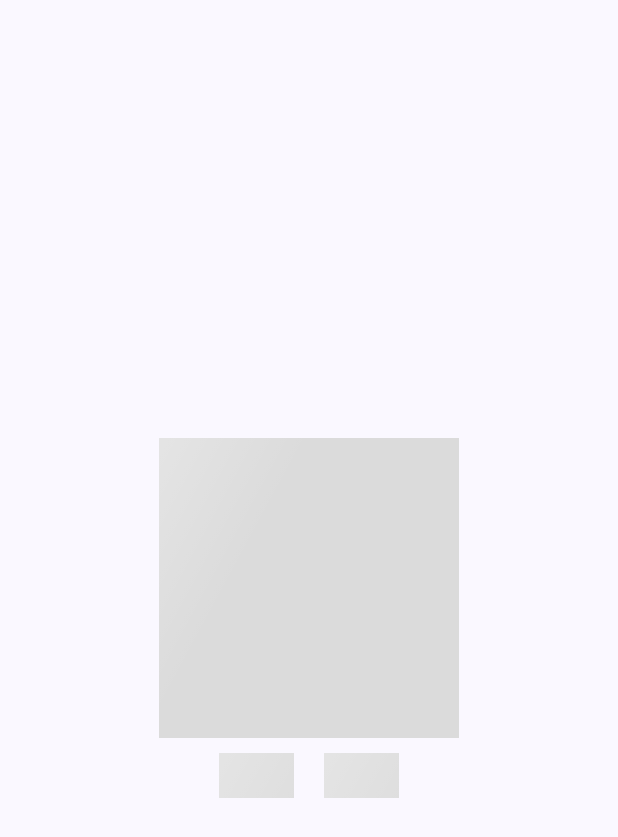
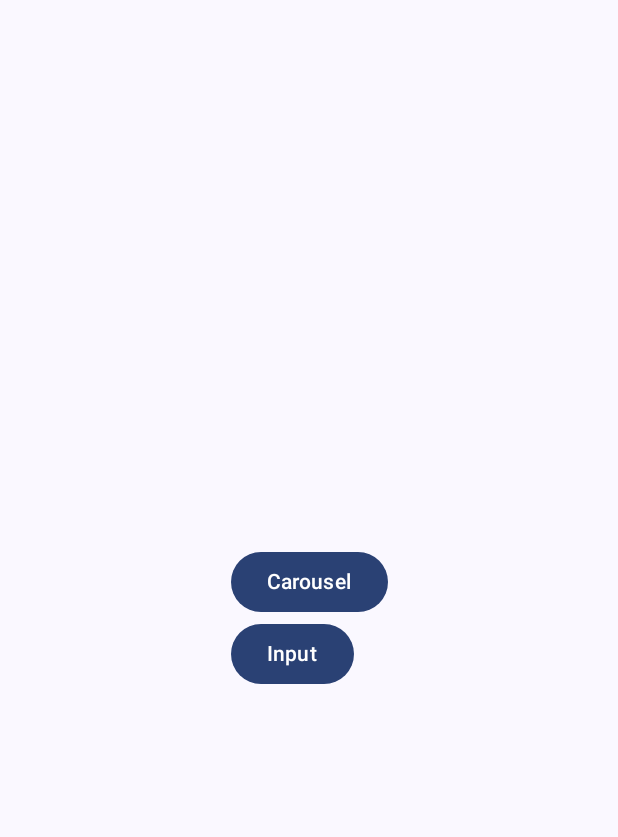
Before and after one commit to gupta-shrinath/PawPics, an Android app built with Jetpack Compose: the screen it shows after launch (MainActivity), on a phone screen of 412 x 824 dp. Shown: the top 837 px of the screen. Run offline under Robolectric (Android 15) with nearby library versions, the phone set to English and light mode, and no system bars; our stand-ins replace Room's generated code; 1 statement that could not run was skipped.

Commit message:
Setup navigation

```diff
--- a/app/build.gradle.kts
+++ b/app/build.gradle.kts
@@ -2,6 +2,7 @@ plugins {
     alias(libs.plugins.android.application)
     alias(libs.plugins.jetbrains.kotlin.android)
     alias(libs.plugins.ksp)
+    alias(libs.plugins.kotlin.serialization)
 }
 
 android {
@@ -69,6 +70,7 @@ dependencies {
     debugImplementation(libs.androidx.ui.test.manifest)
     implementation(libs.coil)
     implementation(libs.navigation.compose)
+    implementation(libs.kotlinx.serialization.json)
     implementation(project(":dogceo"))
 
 }
--- a/app/src/main/java/com/droid/pawpics/MainActivity.kt
+++ b/app/src/main/java/com/droid/pawpics/MainActivity.kt
@@ -9,12 +9,16 @@ import androidx.compose.foundation.layout.Box
 import androidx.compose.foundation.layout.fillMaxSize
 import androidx.compose.foundation.layout.padding
 import androidx.compose.material3.Scaffold
-import androidx.compose.runtime.Composable
 import androidx.compose.ui.Modifier
-import androidx.compose.ui.tooling.preview.Preview
-import com.droid.pawpics.ui.screens.CarouselView
+import androidx.navigation.compose.NavHost
+import androidx.navigation.compose.composable
+import androidx.navigation.compose.rememberNavController
+import com.droid.pawpics.ui.screens.Carousel
+import com.droid.pawpics.ui.screens.Main
+import com.droid.pawpics.ui.screens.Screens
 import com.droid.pawpics.ui.theme.PawPicsTheme
 import com.droid.pawpics.ui.viewmodel.PawPicsViewModel
+
 
 class MainActivity : ComponentActivity() {
     override fun onCreate(savedInstanceState: Bundle?) {
@@ -24,26 +28,28 @@ class MainActivity : ComponentActivity() {
         setContent {
             PawPicsTheme {
                 Scaffold(modifier = Modifier.fillMaxSize()) { innerPadding ->
-                    MainView(modifier = Modifier.padding(innerPadding), viewmodel = viewmodel)
+                    Box(
+                        modifier = Modifier
+                            .padding(innerPadding)
+                    ) {
+                        val navController = rememberNavController()
+                        NavHost(
+                            navController = navController,
+                            startDestination = Screens.Main
+                        ) {
+                            composable<Screens.Main> {
+                                Main(navController::navigate)
+                            }
+
+                            composable<Screens.Carousel> {
+                                Carousel(
+                                    flow = viewmodel.getImages(),
+                                )
+                            }
+                        }
+                    }
                 }
             }
         }
     }
 }
-
-@Composable
-fun MainView(modifier: Modifier, viewmodel: PawPicsViewModel) {
-    Box(modifier = modifier) {
-        CarouselView(
-            flow = viewmodel.getImages(),
-        )
-    }
-}
-
-@Preview(showBackground = true)
-@Composable
-fun PawPicsPreview() {
-    PawPicsTheme {
-        MainView(modifier = Modifier, viewmodel = PawPicsViewModel())
-    }
-}
--- /dev/null
+++ b/app/src/main/java/com/droid/pawpics/ui/screens/Main.kt
@@ -0,0 +1,35 @@
+package com.droid.pawpics.ui.screens
+
+import androidx.compose.foundation.layout.Box
+import androidx.compose.foundation.layout.Column
+import androidx.compose.foundation.layout.fillMaxSize
+import androidx.compose.material3.Button
+import androidx.compose.material3.Text
+import androidx.compose.runtime.Composable
+import androidx.compose.ui.Alignment
+import androidx.compose.ui.Modifier
+
+@Composable
+fun Main(
+    goToScreen: (Any) -> Unit
+) {
+    Box(modifier = Modifier.fillMaxSize()) {
+        Column(modifier = Modifier.align(Alignment.Center)) {
+            Button(
+                onClick = {
+                    goToScreen(Screens.Carousel)
+                },
+            ) {
+                Text(text = "Carousel")
+            }
+            Button(
+                onClick = {
+                    goToScreen(Screens.Input)
+                },
+            ) {
+                Text(text = "Input")
+            }
+        }
+    }
+
+}
--- /dev/null
+++ b/app/src/main/java/com/droid/pawpics/ui/screens/Screens.kt
@@ -0,0 +1,19 @@
+package com.droid.pawpics.ui.screens
+
+import kotlinx.serialization.Serializable
+
+object Screens {
+
+    @Serializable
+    object Main
+
+    @Serializable
+    object Carousel
+
+    @Serializable
+    object Input
+
+    @Serializable
+    object List
+
+}
--- a/gradle/libs.versions.toml
+++ b/gradle/libs.versions.toml
@@ -18,6 +18,8 @@ coil = "2.6.0"
 composeNavigation = "2.8.1"
 room-db = "2.6.1"
 ksp = "1.9.0-1.0.12"
+serialization = "1.6.3"
+
 
 [libraries]
 androidx-core-ktx = { group = "androidx.core", name = "core-ktx", version.ref = "coreKtx" }
@@ -44,9 +46,11 @@ coil = { group = "io.coil-kt", name = "coil-compose", version.ref = "coil" }
 navigation-compose = { module = "androidx.navigation:navigation-compose", version.ref = "composeNavigation" }
 room-db = { group = "androidx.room", name = "room-ktx", version.ref = "room-db" }
 room-db-compiler = { group = "androidx.room", name = "room-compiler", version.ref = "room-db" }
+kotlinx-serialization-json = { module = "org.jetbrains.kotlinx:kotlinx-serialization-json", version.ref = "serialization" }
 
 [plugins]
 android-application = { id = "com.android.application", version.ref = "agp" }
 jetbrains-kotlin-android = { id = "org.jetbrains.kotlin.android", version.ref = "kotlin" }
 android-library = { id = "com.android.library", version.ref = "agp" }
-ksp = { id = "com.google.devtools.ksp", version.ref="ksp" }
+ksp = { id = "com.google.devtools.ksp", version.ref = "ksp" }
+kotlin-serialization = { id = "org.jetbrains.kotlin.plugin.serialization", version.ref = "kotlin" }
```
Also changed, not shown: app/src/main/java/com/droid/pawpics/ui/screens/Carousel.kt (renamed from app/src/main/java/com/droid/pawpics/ui/screens/CarouselView.kt, +4 -3 lines).
